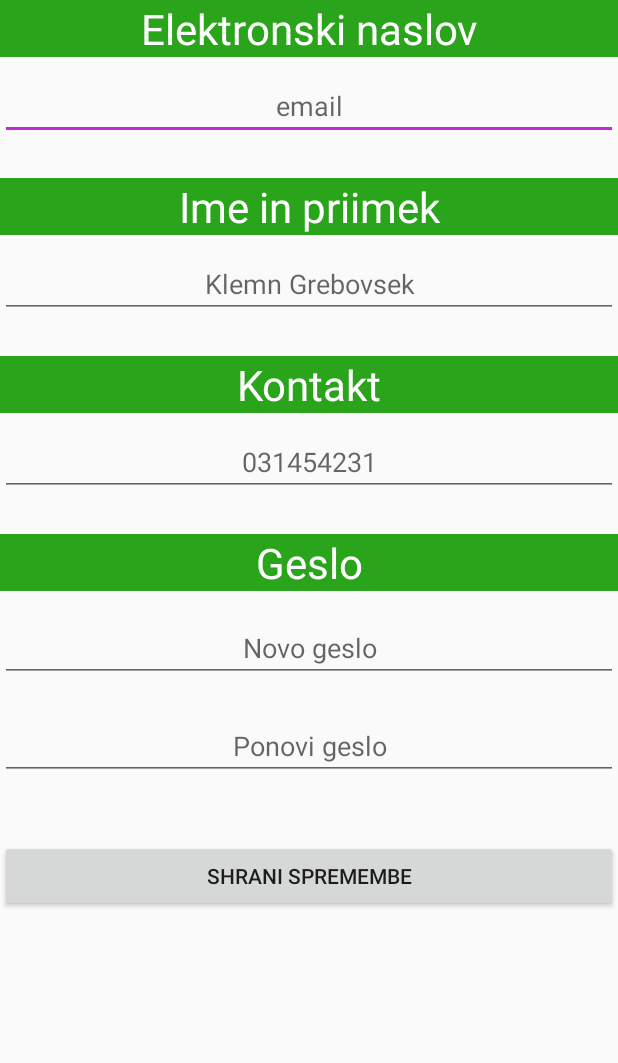
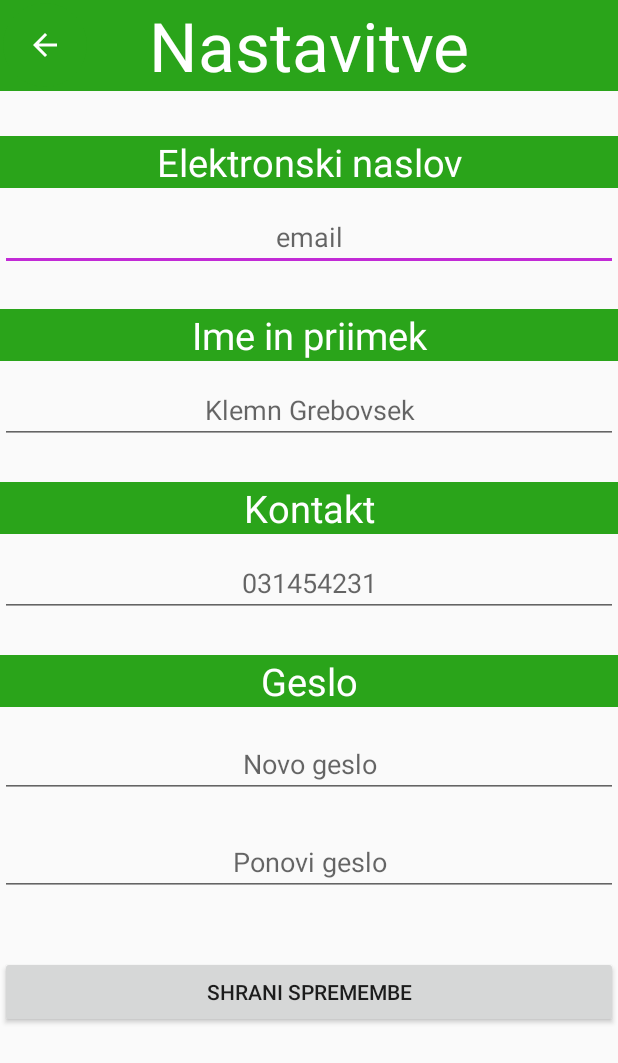
Before and after one commit to SamGres/TrafficMonitor, an Android app: the UserSettings_activity screen opened directly, with no data from a screen before it, on a phone screen of 412 x 824 dp. Shown: the top 1063 px of the screen. Run offline under Robolectric (Android 15) with nearby library versions, the phone set to English and light mode, and no system bars; 3 statements that could not run were skipped.

Commit message:
skor nareto

```diff
--- a/Android/app/src/main/java/com/example/lukak/samgre/UserSettings_activity.java
+++ b/Android/app/src/main/java/com/example/lukak/samgre/UserSettings_activity.java
@@ -54,13 +54,14 @@ public class UserSettings_activity extends Activity {
         super.onCreate(savedInstanceState);
         setContentView(R.layout.activity_user_settings_activity);
         editTextElektronskaPosta = (EditText)findViewById(R.id.editTextElektronskaPosta);
-
-
         myDialog = new Dialog(this);
         pass1 = findViewById(R.id.edit123);
         pass2 = findViewById(R.id.editText3);
         btnSpremeniGeslo = findViewById(R.id.btnGeslo);
         fullname = findViewById(R.id.editText6);
+
+
+
         btnSpremeniGeslo.setOnClickListener(new View.OnClickListener() {
             @Override
             public void onClick(View v) {
--- a/Android/app/src/main/res/layout/activity_user_settings_activity.xml
+++ b/Android/app/src/main/res/layout/activity_user_settings_activity.xml
@@ -1,7 +1,8 @@
 <?xml version="1.0" encoding="utf-8"?>
-<ScrollView xmlns:android="http://schemas.android.com/apk/res/android"
+<RelativeLayout xmlns:android="http://schemas.android.com/apk/res/android"
     xmlns:tools="http://schemas.android.com/tools"
     android:layout_width="match_parent"
+    xmlns:app="http://schemas.android.com/apk/res-auto"
     android:orientation="vertical"
     android:paddingTop="0dp"
     android:id="@+id/Mojaapp"
@@ -9,9 +10,35 @@
     android:scrollbarAlwaysDrawVerticalTrack="true"
     tools:context=".ListDogodki">
 
+        <android.support.design.widget.FloatingActionButton
+            android:id="@+id/floatingActionButton2"
+            android:layout_width="match_parent"
+            android:layout_height="wrap_content"
+            android:layout_margin="2dp"
+            android:clickable="true"
+            app:elevation="0dp"
+            app:fabSize="normal"
+            app:borderWidth="0dp"
+            android:background="@color/colorPrimary"
+            android:backgroundTint="@color/colorPrimary"
+            android:src="@drawable/ic_arrow_back_white_24dp" />
+        <ScrollView
+            android:layout_width="match_parent"
+            android:elevation="-1dp"
+            android:layout_height="match_parent">
     <LinearLayout
         android:layout_width="match_parent"
         android:layout_height="match_parent" android:orientation="vertical">
+
+
+            <TextView
+                android:layout_width="match_parent"
+                android:layout_height="match_parent"
+                android:textSize="45sp"
+                android:textColor="#FFFFFF"
+                android:textAlignment="center"
+                android:background="@color/colorPrimary"
+                android:text="Nastavitve"/>
 
             <TextView
                 android:id="@+id/textView"
@@ -19,8 +46,9 @@
                 android:layout_height="wrap_content"
                 android:background="@color/colorPrimary"
                 android:textColor="#FFFFFF"
-                android:textSize="28sp"
+                android:textSize="25sp"
                 android:textAlignment="center"
+                android:layout_marginTop="30dp"
                 android:text="Elektronski naslov" />
 
             <EditText
@@ -46,7 +74,7 @@
                 android:layout_height="wrap_content"
                 android:background="@color/colorPrimary"
                 android:textColor="#FFFFFF"
-                android:textSize="28sp"
+                android:textSize="25sp"
                 android:layout_marginTop="15dp"
                 android:textAlignment="center"
 
@@ -76,7 +104,7 @@
                 android:layout_marginTop="15dp"
                 android:background="@color/colorPrimary"
                 android:textColor="#FFFFFF"
-                android:textSize="28sp"
+                android:textSize="25sp"
                 android:textAlignment="center"
                 android:text="Kontakt" />
 
@@ -99,7 +127,7 @@
                 android:layout_height="wrap_content"
                 android:background="@color/colorPrimary"
                 android:textColor="#FFFFFF"
-                android:textSize="28sp"
+                android:textSize="25sp"
                 android:layout_marginTop="15dp"
                 android:textAlignment="center"
                 android:text="Geslo" />
@@ -140,5 +168,5 @@
                 android:text="Shrani spremembe" />
 
     </LinearLayout>
-
-</ScrollView>
+        </ScrollView>
+</RelativeLayout>
```
Also changed, not shown: Android/app/src/main/java/com/example/lukak/samgre/curruser.java (+46 -0 lines).
